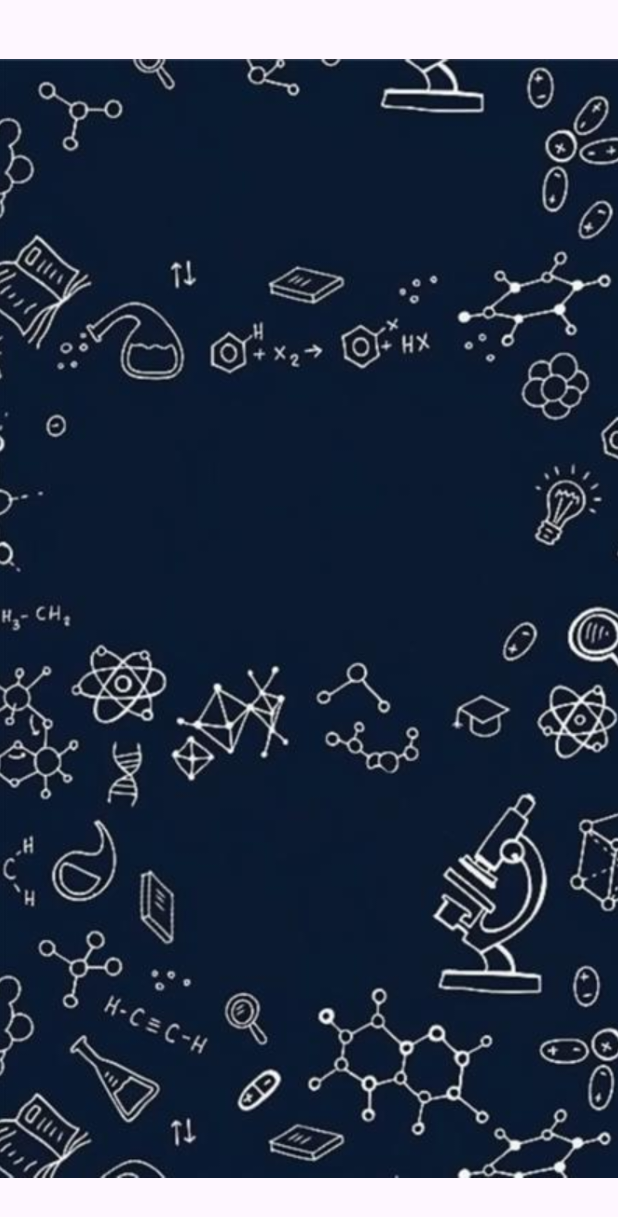
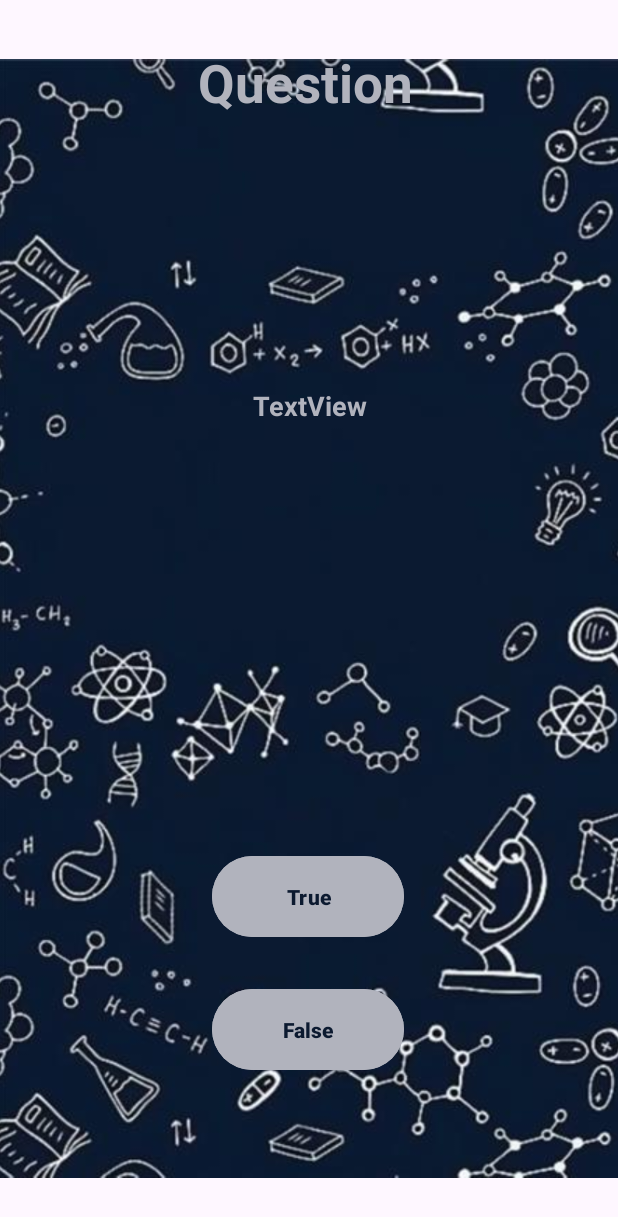
Before and after one commit to LivGish/IMADA2, an Android app: the flashcards screen opened directly, with no data from a screen before it, on a phone screen of 412 x 824 dp. Shown: the top 1217 px of the screen. Run offline under Robolectric (Android 15) with nearby library versions, the light colour scheme and no system bars.

Commit message:
activity_flashcards.xml completed (buttons and TextViews added) and activity_summary.xml and Summary.kt added (no content on pages yet)

```diff
--- a/app/src/main/AndroidManifest.xml
+++ b/app/src/main/AndroidManifest.xml
@@ -13,6 +13,9 @@
         android:theme="@style/Theme.IMADA2"
         tools:targetApi="31">
         <activity
+            android:name=".Summary"
+            android:exported="false" />
+        <activity
             android:name=".flashcards"
             android:exported="false" />
         <activity
--- /dev/null
+++ b/app/src/main/java/com/example/imada2/Summary.kt
@@ -0,0 +1,16 @@
+package com.example.imada2
+
+import android.os.Bundle
+import androidx.activity.enableEdgeToEdge
+import androidx.appcompat.app.AppCompatActivity
+import androidx.core.view.ViewCompat
+import androidx.core.view.WindowInsetsCompat
+
+class Summary : AppCompatActivity() {
+    override fun onCreate(savedInstanceState: Bundle?) {
+        super.onCreate(savedInstanceState)
+        enableEdgeToEdge()
+        setContentView(R.layout.activity_summary)
+
+    }
+}
--- a/app/src/main/res/layout/activity_flashcards.xml
+++ b/app/src/main/res/layout/activity_flashcards.xml
@@ -17,4 +17,65 @@
         app:layout_constraintTop_toTopOf="parent"
         app:srcCompat="@drawable/wallpaper" />
 
+    <Button
+        android:id="@+id/btnTrue"
+        android:layout_width="128dp"
+        android:layout_height="62dp"
+        android:backgroundTint="#B1B3BD"
+        android:text="True"
+        android:textColor="#0c1a30"
+        android:textStyle="bold"
+        app:layout_constraintBottom_toBottomOf="parent"
+        app:layout_constraintEnd_toEndOf="parent"
+        app:layout_constraintHorizontal_bias="0.498"
+        app:layout_constraintStart_toStartOf="parent"
+        app:layout_constraintTop_toTopOf="parent"
+        app:layout_constraintVertical_bias="0.744" />
+
+    <Button
+        android:id="@+id/btnFalse"
+        android:layout_width="128dp"
+        android:layout_height="62dp"
+        android:backgroundTint="#B1B3BD"
+        android:text="False"
+        android:textColor="#0c1a30"
+        android:textStyle="bold"
+        app:layout_constraintBottom_toBottomOf="parent"
+        app:layout_constraintEnd_toEndOf="parent"
+        app:layout_constraintHorizontal_bias="0.498"
+        app:layout_constraintStart_toStartOf="parent"
+        app:layout_constraintTop_toTopOf="parent"
+        app:layout_constraintVertical_bias="0.86" />
+
+    <TextView
+        android:id="@+id/txtHeading"
+        android:layout_width="375dp"
+        android:layout_height="73dp"
+        android:gravity="center_horizontal"
+        android:text="Question"
+        android:textColor="#B1B3BD"
+        android:textSize="35sp"
+        android:textStyle="bold"
+        app:layout_constraintBottom_toBottomOf="parent"
+        app:layout_constraintEnd_toEndOf="parent"
+        app:layout_constraintHorizontal_bias="0.444"
+        app:layout_constraintStart_toStartOf="parent"
+        app:layout_constraintTop_toTopOf="parent"
+        app:layout_constraintVertical_bias="0.042" />
+
+    <TextView
+        android:id="@+id/txtBody"
+        android:layout_width="325dp"
+        android:layout_height="176dp"
+        android:text="TextView"
+        android:gravity="center_horizontal"
+        android:textColor="#B1B3BD"
+        android:textSize="18sp"
+        android:textStyle="bold"
+        app:layout_constraintBottom_toBottomOf="parent"
+        app:layout_constraintEnd_toEndOf="parent"
+        app:layout_constraintStart_toStartOf="parent"
+        app:layout_constraintTop_toTopOf="parent"
+        app:layout_constraintVertical_bias="0.398" />
+
 </androidx.constraintlayout.widget.ConstraintLayout>
--- /dev/null
+++ b/app/src/main/res/layout/activity_summary.xml
@@ -0,0 +1,10 @@
+<?xml version="1.0" encoding="utf-8"?>
+<androidx.constraintlayout.widget.ConstraintLayout xmlns:android="http://schemas.android.com/apk/res/android"
+    xmlns:app="http://schemas.android.com/apk/res-auto"
+    xmlns:tools="http://schemas.android.com/tools"
+    android:id="@+id/main"
+    android:layout_width="match_parent"
+    android:layout_height="match_parent"
+    tools:context=".Summary">
+
+</androidx.constraintlayout.widget.ConstraintLayout>
```
